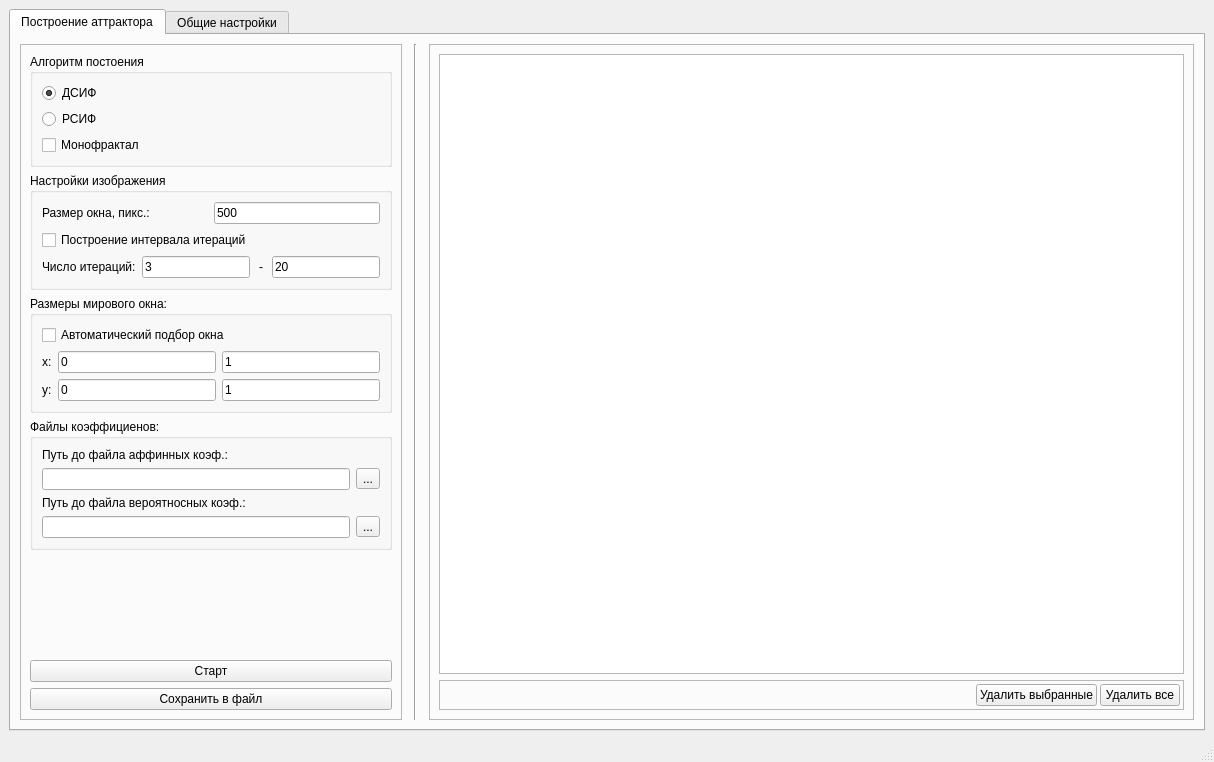
Qt form gui/fmmainmenu.ui (hospitaler17/attractors) before a commit.
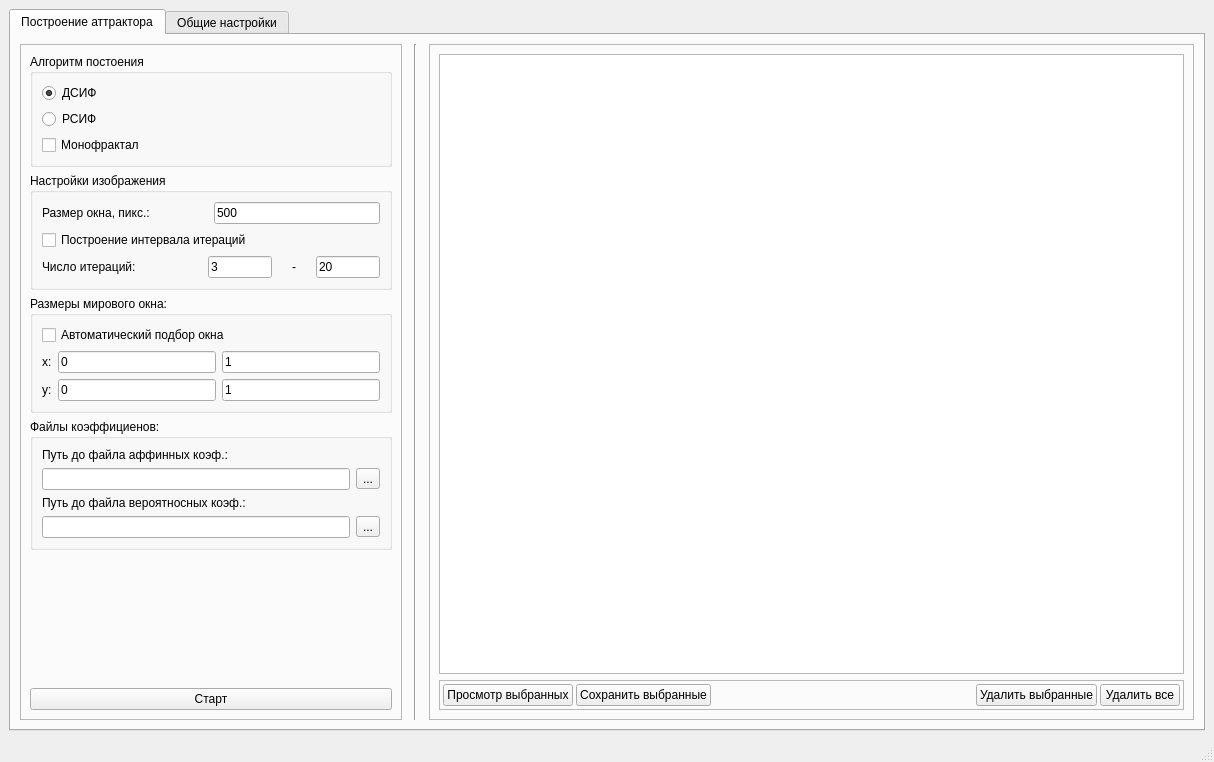
The same form after that commit. Icons and pictures are not drawn.

Diff of the .ui file:
```diff
--- a/gui/fmmainmenu.ui
+++ b/gui/fmmainmenu.ui
@@ -151,6 +151,12 @@
                  <layout class="QHBoxLayout" name="hl_level">
                   <item>
                    <widget class="QLabel" name="label_level">
+                    <property name="sizePolicy">
+                     <sizepolicy hsizetype="Preferred" vsizetype="Preferred">
+                      <horstretch>50</horstretch>
+                      <verstretch>0</verstretch>
+                     </sizepolicy>
+                    </property>
                     <property name="text">
                      <string>Число итераций:</string>
                     </property>
@@ -160,7 +166,7 @@
                    <widget class="QLineEdit" name="le_level">
                     <property name="sizePolicy">
                      <sizepolicy hsizetype="Maximum" vsizetype="Preferred">
-                      <horstretch>0</horstretch>
+                      <horstretch>20</horstretch>
                       <verstretch>0</verstretch>
                      </sizepolicy>
                     </property>
@@ -173,7 +179,7 @@
                    <widget class="QLabel" name="label_line">
                     <property name="sizePolicy">
                      <sizepolicy hsizetype="Minimum" vsizetype="Minimum">
-                      <horstretch>0</horstretch>
+                      <horstretch>10</horstretch>
                       <verstretch>0</verstretch>
                      </sizepolicy>
                     </property>
@@ -192,7 +198,7 @@
                    <widget class="QLineEdit" name="le_level_maximum_multiple">
                     <property name="sizePolicy">
                      <sizepolicy hsizetype="Maximum" vsizetype="Preferred">
-                      <horstretch>0</horstretch>
+                      <horstretch>20</horstretch>
                       <verstretch>0</verstretch>
                      </sizepolicy>
                     </property>
@@ -369,13 +375,6 @@
                  </property>
                 </widget>
                </item>
-               <item>
-                <widget class="QPushButton" name="pb_saveToFile">
-                 <property name="text">
-                  <string>Сохранить в файл</string>
-                 </property>
-                </widget>
-               </item>
               </layout>
              </item>
             </layout>
@@ -429,7 +428,7 @@
            <item>
             <widget class="QFrame" name="frame_buttons">
              <property name="sizePolicy">
-              <sizepolicy hsizetype="Preferred" vsizetype="Preferred">
+              <sizepolicy hsizetype="Preferred" vsizetype="Maximum">
                <horstretch>0</horstretch>
                <verstretch>0</verstretch>
               </sizepolicy>
@@ -456,6 +455,26 @@
               <property name="bottomMargin">
                <number>3</number>
               </property>
+              <item>
+               <widget class="QPushButton" name="pb_view_selected">
+                <property name="text">
+                 <string>Просмотр выбранных</string>
+                </property>
+               </widget>
+              </item>
+              <item>
+               <widget class="QPushButton" name="pb_saveToFile">
+                <property name="sizePolicy">
+                 <sizepolicy hsizetype="Maximum" vsizetype="Fixed">
+                  <horstretch>0</horstretch>
+                  <verstretch>0</verstretch>
+                 </sizepolicy>
+                </property>
+                <property name="text">
+                 <string>Сохранить выбранные</string>
+                </property>
+               </widget>
+              </item>
               <item>
                <spacer name="horizontalSpacer">
                 <property name="orientation">
```
Left out of the diff: 8 changed lines with no effect on the pictures.
